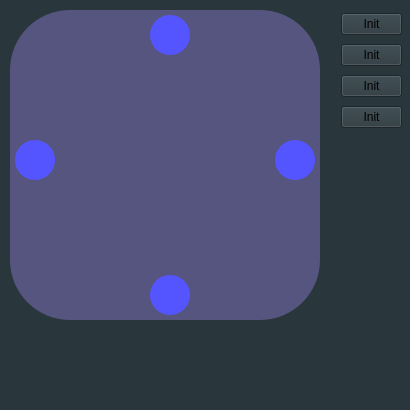
Old version of the form ClockW/clockw.ui in the repository Brian7744/Repo-Reloj-2024.
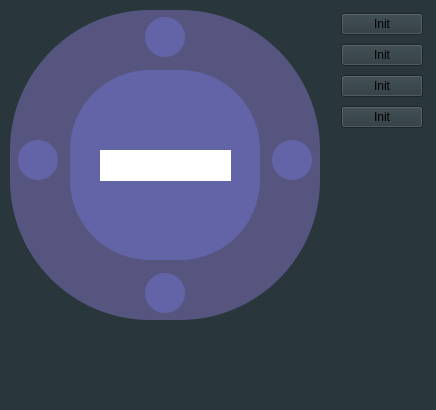
New version of the form.

Commit message: Cambio en los bordes, cambio paleta de colores, se agrego un line edit

The edit to the form file:
```diff
--- a/ClockW/clockw.ui
+++ b/ClockW/clockw.ui
@@ -6,7 +6,7 @@
    <rect>
     <x>0</x>
     <y>0</y>
-    <width>410</width>
+    <width>436</width>
     <height>410</height>
    </rect>
   </property>
@@ -36,7 +36,7 @@
    </property>
    <property name="styleSheet">
     <string notr="true">
-border-radius: 60px;
+border-radius: 140px;
 /*background-color: rgb(170, 170, 127);fondo marron*/
 background-color: rgb(85,85,127);
 </string>
@@ -50,14 +50,14 @@
    <widget class="QFrame" name="per_1">
     <property name="geometry">
      <rect>
-      <x>140</x>
-      <y>5</y>
+      <x>135</x>
+      <y>7</y>
       <width>40</width>
       <height>40</height>
      </rect>
     </property>
     <property name="styleSheet">
-     <string notr="true">background-color: rgb(85, 85, 255);
+     <string notr="true">background-color: rgb(99, 99, 167);
 border-radius: 20px;</string>
     </property>
     <property name="frameShape">
@@ -70,14 +70,14 @@
    <widget class="QFrame" name="per_3">
     <property name="geometry">
      <rect>
-      <x>140</x>
-      <y>265</y>
+      <x>135</x>
+      <y>263</y>
       <width>40</width>
       <height>40</height>
      </rect>
     </property>
     <property name="styleSheet">
-     <string notr="true">background-color: rgb(85, 85, 255);
+     <string notr="true">background-color: rgb(99, 99, 167);
 border-radius: 20px;</string>
     </property>
     <property name="frameShape">
@@ -90,14 +90,14 @@
    <widget class="QFrame" name="per_4">
     <property name="geometry">
      <rect>
-      <x>265</x>
+      <x>262</x>
       <y>130</y>
       <width>40</width>
       <height>40</height>
      </rect>
     </property>
     <property name="styleSheet">
-     <string notr="true">background-color: rgb(85, 85, 255);
+     <string notr="true">background-color: rgb(99, 99, 167);
 border-radius: 20px;</string>
     </property>
     <property name="frameShape">
@@ -110,14 +110,14 @@
    <widget class="QFrame" name="per_5">
     <property name="geometry">
      <rect>
-      <x>5</x>
+      <x>8</x>
       <y>130</y>
       <width>40</width>
       <height>40</height>
      </rect>
     </property>
     <property name="styleSheet">
-     <string notr="true">background-color: rgb(85, 85, 255);
+     <string notr="true">background-color: rgb(99, 99, 167);
 border-radius: 20px;</string>
     </property>
     <property name="frameShape">
@@ -127,13 +127,46 @@
      <enum>QFrame::Raised</enum>
     </property>
    </widget>
+   <widget class="QFrame" name="frame">
+    <property name="geometry">
+     <rect>
+      <x>60</x>
+      <y>60</y>
+      <width>190</width>
+      <height>190</height>
+     </rect>
+    </property>
+    <property name="styleSheet">
+     <string notr="true">background-color: rgb(99, 99, 167);
+border-radius: 80px;</string>
+    </property>
+    <property name="frameShape">
+     <enum>QFrame::NoFrame</enum>
+    </property>
+    <property name="frameShadow">
+     <enum>QFrame::Raised</enum>
+    </property>
+    <widget class="QLineEdit" name="lineEdit">
+     <property name="geometry">
+      <rect>
+       <x>30</x>
+       <y>80</y>
+       <width>131</width>
+       <height>31</height>
+      </rect>
+     </property>
+     <property name="styleSheet">
+      <string notr="true">background-color: rgb(255, 255, 255);</string>
+     </property>
+    </widget>
+   </widget>
   </widget>
   <widget class="QWidget" name="verticalLayoutWidget">
    <property name="geometry">
     <rect>
      <x>341</x>
      <y>10</y>
-     <width>61</width>
+     <width>82</width>
      <height>121</height>
     </rect>
    </property>
```
The commit also changes 6 other files.
